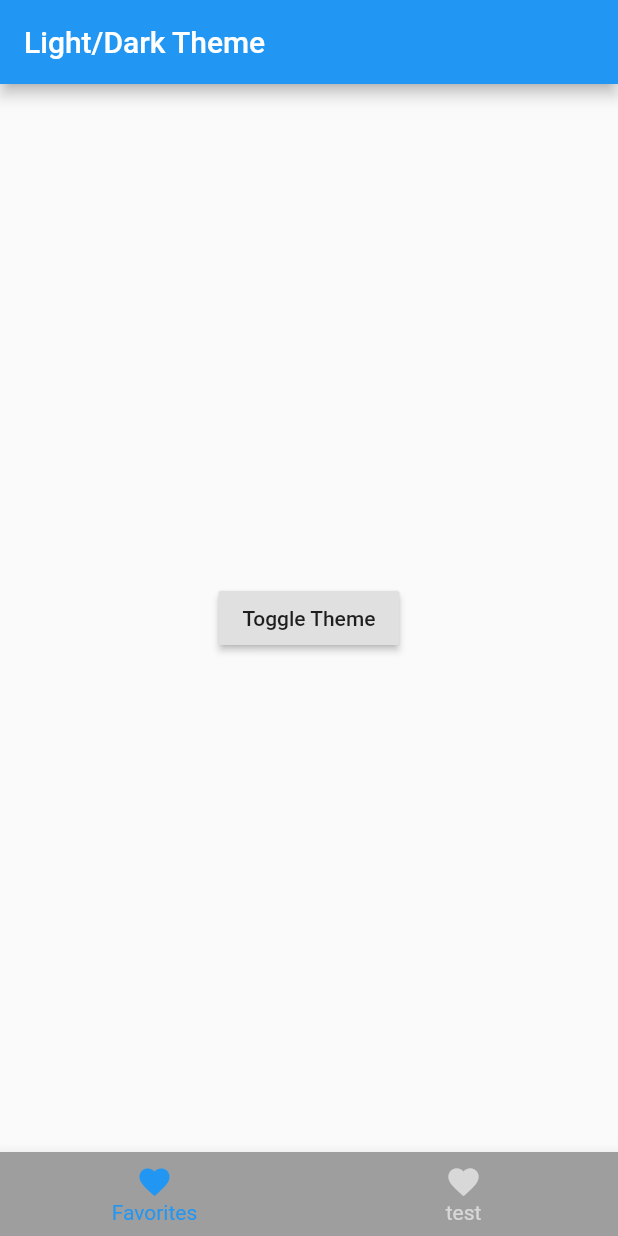
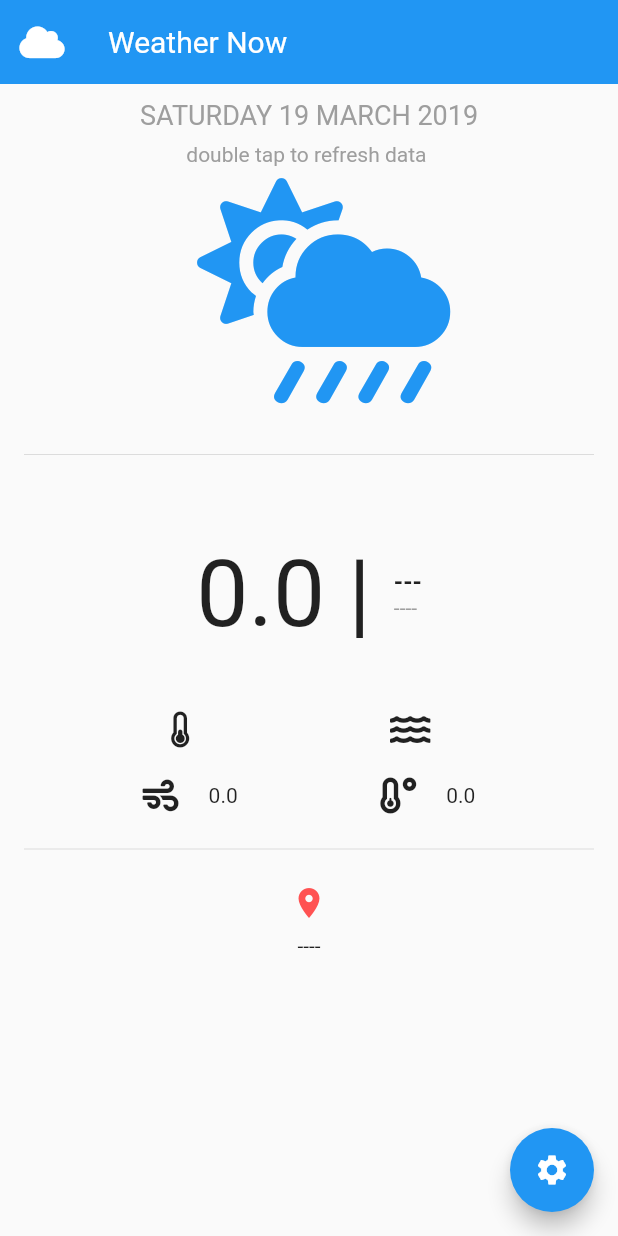
Before and after one commit to jkkim09/damda-flutter, a Flutter app: the screen it shows after launch, on a phone screen of 412 x 824 dp. Run offline on Flutter 3.47's test engine with Material 2 defaults, Android fonts, the phone set to English and light mode, and no system bars; our stand-ins replace font_awesome_flutter, location, shared_preferences; missing offline and left inert: geocoder; network calls fail.

Commit message:
test theme

```diff
--- /dev/null
+++ b/lib/Bloc/NightMode.dart
@@ -0,0 +1,40 @@
+import 'package:flutter/material.dart';
+import 'package:provider/provider.dart';
+import 'package:shared_preferences/shared_preferences.dart';
+
+class NightMode extends ChangeNotifier
+{
+  ThemeData themeMode = ThemeData.light();
+  bool _isEnabled=false;
+  set UserthemeMode(ThemeData themedata)
+  {themeMode = themedata;
+    notifyListeners(); }
+
+  getTheme(){
+    var themevalue;
+    SharedPreferences.getInstance().then((v)
+   {
+     themevalue = v.getBool("night_mode_enabled");
+   }).then((_)
+   {if(themevalue)
+     {
+       themeMode = ThemeData.dark();
+       notifyListeners();
+       _isEnabled = true;
+    } });
+
+    return themeMode;
+  }
+ set Enabled(value)
+ {
+   _isEnabled = value;
+   SharedPreferences.getInstance().then((v)
+   {
+     v.setBool("night_mode_enabled", _isEnabled);
+   });
+ }
+  getEnabled()
+  {
+    return _isEnabled;
+  }
+}
--- /dev/null
+++ b/lib/Bloc/Weather.dart
@@ -0,0 +1,84 @@
+import 'dart:async';
+import 'package:flutter/material.dart';
+import 'package:geocoder/geocoder.dart';
+import 'package:geocoder/model.dart';
+import 'package:location/location.dart';
+
+class WeatherBloc extends ChangeNotifier {
+  double _latitude = 0;
+  double _longitude = 0;
+  double _altitude = 0;
+  double _speed = 0;
+  var loc = Location();
+  String location_name = '';
+  String location_address = '----';
+
+  StreamSubscription<LocationData> _locationSubscription;
+
+  getLongitude() {
+    return _longitude;
+  }
+
+  getLatitude() {
+    return _latitude;
+  }
+
+  getAltituder() {
+    return _altitude;
+  }
+
+  getSpeed() {
+    return _speed;
+  }
+
+  getContinousLocation() {
+    _locationSubscription =
+        loc.onLocationChanged().listen((LocationData currentLoc) {
+      _latitude = currentLoc.latitude;
+      _longitude = currentLoc.longitude;
+      _altitude = currentLoc.altitude;
+      _speed = currentLoc.speed;
+      // speed data not getting ...
+      getLocationName(_latitude, _longitude);
+      notifyListeners();
+    });
+  }
+
+  Future<void> getCurrentLocation() async {
+    // if (await loc.hasPermission()) {
+    //   CurrentLocationMethod();
+    // } else
+    //   await loc.requestPermission().then((value) {
+    //     if (value) {
+    //       CurrentLocationMethod();
+    //     }
+    //   });
+  }
+
+  cancelLocation() {
+    _locationSubscription.cancel(); // call this function in mainpage
+  }
+
+  getLocationName(lat, lon) async {
+    final coordinates = new Coordinates(lat, lon);
+    var addresses =
+        await Geocoder.local.findAddressesFromCoordinates(coordinates);
+    var first = addresses.first;
+    //  print("${first.featureName} : ${first.addressLine}");
+    location_name = first.featureName;
+    location_address = first.addressLine;
+    //notifyListeners();
+  }
+
+  CurrentLocationMethod() async {
+    var current = await loc.getLocation();
+    print("getCurrebtLOcation metho d called ....");
+    _latitude = current.latitude;
+    _longitude = current.longitude;
+    // _speed = current.speed;
+    // _altitude = current.altitude;
+    getLocationName(_latitude, _longitude);
+    //getWeatherData(_latitude,_longitude);
+    notifyListeners();
+  }
+}
--- /dev/null
+++ b/lib/Bloc/WeatherAPi.dart
@@ -0,0 +1,36 @@
+import 'dart:convert';
+import 'package:flutter/widgets.dart';
+import 'package:http/http.dart' as http;
+
+class WeatherAPi extends ChangeNotifier {
+  double temp=0;
+  String humidity='';
+  double max_temp=0;
+  double min_temp=0;
+  double wind_speed=0;
+  String description='----';
+  String main='---';
+  String pressure='';
+  static String _API_KEY = "YOUR_API_KEY";
+   getTemp()
+    {
+      return temp;
+    }
+
+ Future<void>getWeatherData(lat,lon) async {
+   print(lat+lon);
+
+    var data = await http.get( "https://api.openweathermap.org/data/2.5/weather?lat=$lat&lon=$lon&units=metric&appid=" +
+          _API_KEY);
+    var jsondata = json.decode(data.body);
+    temp = jsondata['main']['temp_max'];
+    humidity = jsondata['main']['humidity'].toString();
+    max_temp = jsondata['main']['temp_max'];
+    min_temp = jsondata['main']['temp_min'];
+    print(temp);
+    pressure = jsondata['main']['pressure'].toString();
+    description = jsondata['weather'][0]['description'];
+    main = jsondata['weather'][0]['main'];
+    notifyListeners();
+  }
+}
--- /dev/null
+++ b/lib/Screens/AddressLine.dart
@@ -0,0 +1,30 @@
+import 'package:flutter/material.dart';
+import 'package:font_awesome_flutter/font_awesome_flutter.dart';
+import 'package:damda/Bloc/Weather.dart';
+import 'package:provider/provider.dart';
+
+class AddressLine extends StatelessWidget {
+  @override
+  Widget build(BuildContext context) {
+    WeatherBloc counterBloc = Provider.of<WeatherBloc>(context);
+    // TODO: implement build
+    return Center(
+      child: Container(
+        width: 300,
+        child: Column(
+          mainAxisAlignment: MainAxisAlignment.center,
+          children: <Widget>[
+            Icon(Icons.location_on, color: Colors.redAccent),
+            Padding(
+              padding: const EdgeInsets.all(8.0),
+              child: Text(
+                counterBloc.location_address,
+                softWrap: true,
+              ),
+            )
+          ],
+        ),
+      ),
+    );
+  }
+}
--- /dev/null
+++ b/lib/Screens/DetailBlock.dart
@@ -0,0 +1,50 @@
+import 'package:flutter/material.dart';
+import 'package:flutter/widgets.dart';
+import 'package:damda/Bloc/Weather.dart';
+import 'package:damda/Bloc/WeatherAPi.dart';
+import 'package:provider/provider.dart';
+
+class Details extends StatelessWidget {
+  @override
+  Widget build(BuildContext context) {
+    WeatherAPi counterBloc = Provider.of<WeatherAPi>(context);
+    // TODO: implement build
+    return Center(
+      child: Container(
+        width: MediaQuery.of(context).size.width,
+        padding: EdgeInsets.all(32),
+        child: Row(
+          mainAxisAlignment: MainAxisAlignment.center,
+          children: <Widget>[
+            Text(
+              counterBloc.getTemp().toString() == null
+                  ? "---"
+                  : counterBloc.getTemp().toString() + " | ",
+              style: TextStyle(fontSize: 62),
+            ),
+            Flexible(
+              child: Column(
+                crossAxisAlignment: CrossAxisAlignment.start,
+                //mainAxisAlignment:MainAxisAlignment.start,
+                children: <Widget>[
+                  Text(
+                    counterBloc.main == null ? "---" : counterBloc.main,
+                    style: TextStyle(fontSize: 16, fontWeight: FontWeight.bold),
+                    overflow: TextOverflow.fade,
+                    textAlign: TextAlign.left,
+                    softWrap: true,
+                  ),
+                  Text(
+                    counterBloc.description,
+                    style: TextStyle(fontSize: 14, color: Colors.grey),
+                    overflow: TextOverflow.fade,
+                  ),
+                ],
+              ),
+            )
+          ],
+        ),
+      ),
+    );
+  }
+}
--- /dev/null
+++ b/lib/Screens/MainPage.dart
@@ -0,0 +1,73 @@
+import 'package:flutter/material.dart';
+import 'package:damda/Bloc/Weather.dart';
+import 'package:damda/Screens/image.dart';
+import 'package:damda/Screens/parameters.dart';
+import 'package:provider/provider.dart';
+import 'package:damda/Bloc/WeatherAPi.dart';
+
+import 'AddressLine.dart';
+import 'DetailBlock.dart';
+
+class MainPage extends StatefulWidget {
+  @override
+  _MainPageState createState() => _MainPageState();
+}
+
+class _MainPageState extends State<MainPage> {
+  bool _isLocationFound = false;
+  bool _isWeatherDataLoaded = false;
+  WeatherBloc counterBloc;
+  WeatherAPi apiBloc;
+
+  @override
+  Widget build(BuildContext context) {
+    counterBloc = Provider.of<WeatherBloc>(context);
+    apiBloc = Provider.of<WeatherAPi>(context);
+    if (!_isLocationFound) {
+      _isLocationFound = true;
+      counterBloc.getCurrentLocation().then((_) {
+        apiBloc.getWeatherData(
+            counterBloc.getLatitude(), counterBloc.getLongitude());
+      });
+    }
+
+    //   if(! _isWeatherDataLoaded)
+    // {
+
+    //   _isWeatherDataLoaded = true;
+    // }
+
+    return Container(
+      width: MediaQuery.of(context).size.width,
+      decoration: BoxDecoration(
+          // color:Colors.white
+          ),
+      child: Column(
+        crossAxisAlignment: CrossAxisAlignment.center,
+        children: <Widget>[
+          SizedBox(
+            height: 10,
+          ),
+          MainImage(),
+          SizedBox(
+            height: 10,
+          ),
+          Padding(child: Divider(), padding: EdgeInsets.all(16)),
+          Details(),
+          SizedBox(
+            height: 10,
+          ),
+          Parameters(),
+          Padding(child: Divider(), padding: EdgeInsets.all(16)),
+          AddressLine()
+        ],
+      ),
+    );
+  }
+
+  @override
+  void dispose() {
+    counterBloc.cancelLocation();
+    super.dispose();
+  }
+}
--- /dev/null
+++ b/lib/Screens/image.dart
@@ -0,0 +1,52 @@
+import 'package:flutter/cupertino.dart';
+import 'package:flutter/material.dart';
+import 'package:font_awesome_flutter/font_awesome_flutter.dart';
+import 'package:damda/Bloc/Weather.dart';
+import 'package:damda/Bloc/WeatherAPi.dart';
+import 'package:provider/provider.dart';
+
+class MainImage extends StatelessWidget {
+  WeatherBloc counterBloc;
+  WeatherAPi apiBloc;
+  @override
+  Widget build(BuildContext context) {
+    counterBloc = Provider.of<WeatherBloc>(context);
+    apiBloc = Provider.of<WeatherAPi>(context);
+    // TODO: implement build
+    return Column(
+      // mainAxisAlignment:MainAxisAlignment.center,
+      crossAxisAlignment: CrossAxisAlignment.center,
+      children: <Widget>[
+        Text(
+          "SATURDAY 19 MARCH 2019",
+          textAlign: TextAlign.center,
+          style: TextStyle(
+              color: Colors.grey, fontWeight: FontWeight.normal, fontSize: 18),
+        ),
+        SizedBox(
+          height: 8,
+        ),
+        Text("double tap to refresh data ",
+            style: TextStyle(color: Colors.grey)),
+        SizedBox(
+          height: 8,
+        ),
+        GestureDetector(
+          child: Icon(
+            FontAwesomeIcons.cloudSunRain,
+            color: Colors.blue,
+            size: 150,
+          ),
+          onDoubleTap: () {
+            counterBloc.getCurrentLocation().then((_) {
+              apiBloc.getWeatherData(
+                  counterBloc.getLatitude(), counterBloc.getLongitude());
+            });
+          },
+        ),
+        //SizedBox(height:16,),
+        //Text("double tap to refresh data ",style:TextStyle(color:Colors.grey))
+      ],
+    );
+  }
+}
--- /dev/null
+++ b/lib/Screens/parameters.dart
@@ -0,0 +1,55 @@
+import 'package:flutter/material.dart';
+import 'package:font_awesome_flutter/font_awesome_flutter.dart';
+import 'package:damda/Bloc/Weather.dart';
+import 'package:damda/Bloc/WeatherAPi.dart';
+import 'package:provider/provider.dart';
+
+class Parameters extends StatelessWidget {
+  @override
+  Widget build(BuildContext context) {
+    WeatherAPi counterBloc = Provider.of<WeatherAPi>(context);
+    // TODO: implement build
+    return Center(
+      child: Column(
+        mainAxisAlignment: MainAxisAlignment.center,
+        crossAxisAlignment: CrossAxisAlignment.center,
+        children: <Widget>[
+          Row(
+            mainAxisAlignment: MainAxisAlignment.spaceEvenly,
+            children: <Widget>[
+              getWidget(counterBloc.pressure.toString(),
+                  FontAwesomeIcons.thermometerQuarter),
+              getWidget(
+                  counterBloc.humidity.toString(), FontAwesomeIcons.water),
+            ],
+          ),
+          SizedBox(
+            height: 20,
+          ),
+          Row(
+            mainAxisAlignment: MainAxisAlignment.spaceEvenly,
+            children: <Widget>[
+              getWidget(
+                  counterBloc.wind_speed.toString(), FontAwesomeIcons.wind),
+              getWidget(counterBloc.min_temp.toString(),
+                  FontAwesomeIcons.temperatureLow)
+            ],
+          )
+        ],
+      ),
+    );
+  }
+}
+
+Widget getWidget(data, icon) {
+  return Row(
+    mainAxisAlignment: MainAxisAlignment.center,
+    children: <Widget>[
+      Icon(icon),
+      SizedBox(
+        width: 20,
+      ),
+      Text(data == null ? "---" : data)
+    ],
+  );
+}
--- a/lib/index.dart
+++ /dev/null
@@ -1,49 +0,0 @@
-import 'package:damda/pages/home.dart';
-import 'package:damda/pages/test.dart';
-
-import 'package:flutter/material.dart';
-
-class Index extends StatefulWidget {
-  @override
-  _IndexState createState() => _IndexState();
-}
-
-class _IndexState extends State<Index> {
-  int _selectedIndex = 0;
-  final List<Widget> _children = [HomePage(), TestPage()];
-  void _onTap(int index) {
-    setState(() {
-      _selectedIndex = index;
-    });
-  }
-
-  @override
-  Widget build(BuildContext context) {
-    return Scaffold(
-      appBar: AppBar(title: Text('Light/Dark Theme')),
-      bottomNavigationBar: BottomNavigationBar(
-        type: BottomNavigationBarType.fixed,
-        backgroundColor: Colors.grey,
-        selectedItemColor: Colors.blue,
-        unselectedItemColor: Colors.white.withOpacity(.60),
-        selectedFontSize: 14,
-        unselectedFontSize: 14,
-        currentIndex: _selectedIndex, //현재 선택된 Index
-        onTap: _onTap,
-        items: [
-          BottomNavigationBarItem(
-            label: 'Favorites',
-            icon: Icon(Icons.favorite),
-          ),
-          BottomNavigationBarItem(
-            label: 'test',
-            icon: Icon(Icons.favorite),
-          )
-        ],
-      ),
-      body: Center(
-        child: _children[_selectedIndex],
-      ),
-    );
-  }
-}
--- a/lib/main.dart
+++ b/lib/main.dart
@@ -1,31 +1,59 @@
-import 'package:damda/index.dart';
-import 'package:damda/provider/theme_provider.dart';
-import 'package:damda/splash_screen.dart';
 import 'package:flutter/material.dart';
+import 'package:font_awesome_flutter/font_awesome_flutter.dart';
+import 'Bloc/NightMode.dart';
+import 'Bloc/Weather.dart';
 import 'package:provider/provider.dart';
+import 'Bloc/WeatherAPi.dart';
+import 'Screens/MainPage.dart';
+import 'settingsScreen/settings.dart';
 
-void main() => runApp(Main());
+void main() => runApp(MyApp());
 
-class Main extends StatelessWidget {
+class MyApp extends StatelessWidget {
+  // This widget is the root of your application.
   @override
   Widget build(BuildContext context) {
-    return MultiProvider(providers: [
-      ChangeNotifierProvider<ThemeProvider>.value(value: ThemeProvider())
-    ], child: MainWidget());
+    return  MultiProvider(
+          providers:[ChangeNotifierProvider<WeatherBloc>.value(
+        value: WeatherBloc()),
+       ChangeNotifierProvider<WeatherAPi>.value(
+        value: WeatherAPi()),
+        ChangeNotifierProvider<NightMode>.value(
+        value: NightMode())],
+        child:MainWidget()
+    );
+
+
   }
 }
 
 class MainWidget extends StatelessWidget {
+
   @override
   Widget build(BuildContext context) {
-    print('test main');
+     NightMode  usertheme = Provider.of<NightMode>(context);
     return MaterialApp(
-      theme: ThemeData(),
-      darkTheme: ThemeData.dark(),
-      home: new SplashScreen(),
-      routes: <String, WidgetBuilder>{
-        '/HomeScreen': (BuildContext context) => new Index(),
-      },
+          //  color:Colors.white,
+
+            theme:usertheme.getTheme(),
+            home: Scaffold(appBar:AppBar(
+              //leading:Icon(FontAwesomeIcons),
+
+              elevation:0,
+              title:Text("Weather Now",style:TextStyle(fontWeight:FontWeight.normal,fontSize:20)),
+              leading:Icon(FontAwesomeIcons.cloud),
+
+
+            ),
+            floatingActionButton:Builder(
+                          builder:(context)=>FloatingActionButton(
+                onPressed:(){
+                  Navigator.push(context,MaterialPageRoute(builder:(context)=>Settings()));
+                },
+                child:Center(child: Icon(Icons.settings)),
+              ),
+            ),
+            body: SingleChildScrollView(child: MainPage())),
     );
   }
 }
--- a/lib/pages/home.dart
+++ /dev/null
@@ -1,21 +0,0 @@
-import 'package:damda/provider/theme_provider.dart';
-import 'package:flutter/material.dart';
-import 'package:provider/provider.dart';
-
-class HomePage extends StatefulWidget {
-  @override
-  _Home createState() => _Home();
-}
-
-class _Home extends State<HomePage> {
-  @override
-  Widget build(BuildContext context) {
-    print('test');
-    return Consumer<ThemeProvider>(builder: (context, provider, child) {
-      return RaisedButton(
-        onPressed: () => provider.toggleMode(),
-        child: Text('Toggle Theme'),
-      );
-    });
-  }
-}
--- a/lib/provider/theme_provider.dart
+++ /dev/null
@@ -1,13 +0,0 @@
-import 'package:flutter/foundation.dart';
-import 'package:flutter/material.dart';
-
-class ThemeProvider extends ChangeNotifier {
-  ThemeMode _mode;
-  ThemeMode get mode => _mode;
-  ThemeProvider({ThemeMode mode = ThemeMode.light}) : _mode = mode;
-
-  void toggleMode() {
-    _mode = _mode == ThemeMode.light ? ThemeMode.dark : ThemeMode.light;
-    notifyListeners();
-  }
-}
--- a/pubspec.yaml
+++ b/pubspec.yaml
@@ -24,6 +24,11 @@ dependencies:
   flutter:
     sdk: flutter
   provider: ^4.3.3
+  geocoder: ^0.1.2
+  location: ^2.3.5
+  font_awesome_flutter: any
+  shared_preferences: any
+  http: any
 
 
   # The following adds the Cupertino Icons font to your application.
```
Also changed, not shown: lib/pages/test.dart (deleted, +0 -13 lines), lib/provider/count_provider.dart (deleted, +0 -19 lines), lib/settingsScreen/settings.dart (added, +70 -0 lines), lib/splash_screen.dart (deleted, +0 -38 lines), pubspec.lock.
